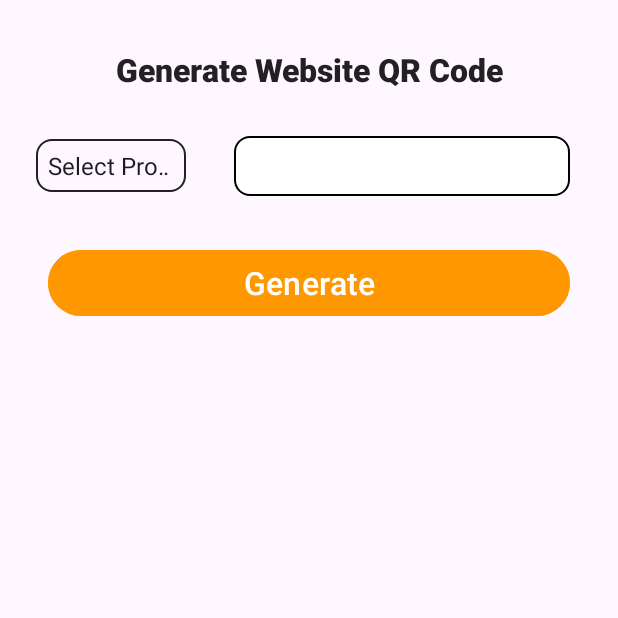
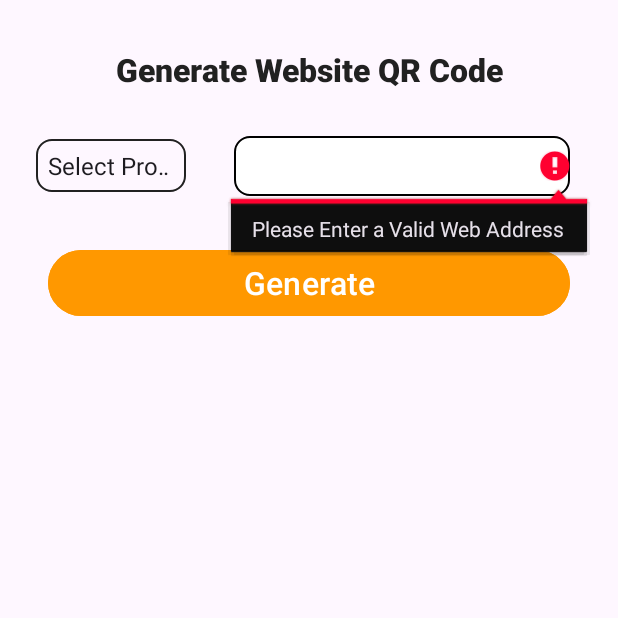
Before and after one commit to sagardhadke/LockQR, an Android app: the Web screen opened directly, with no data from a screen before it, after a tap on "Generate", on a phone screen of 412 x 824 dp, the top half of it. Run offline under Robolectric (Android 15) with nearby library versions, the phone set to English and light mode, and no system bars; libraries missing offline, so code that uses them is left out: www.sanju.motiontoast; 1 statement that could not run was skipped.

Commit message:
Added Validation On EditText

```diff
--- a/app/src/main/java/net/uniquecomputer/lockqr/Web.kt
+++ b/app/src/main/java/net/uniquecomputer/lockqr/Web.kt
@@ -52,5 +52,13 @@ class Web : AppCompatActivity() {
             binding.spinner.setBackgroundColor(resources.getColor(R.color.https))
 
         }
+
+        if (binding.editText.text.isEmpty()){
+            binding.editText.error = "Please Enter a Valid Web Address"
+            binding.editText.requestFocus()
+        }else{
+            binding.editText.clearFocus()
+            binding.editText.isCursorVisible = false
+        }
     }
 }
--- a/app/src/main/res/layout/activity_web.xml
+++ b/app/src/main/res/layout/activity_web.xml
@@ -37,6 +37,8 @@
         android:layout_height="40dp"
         android:layout_marginStart="32dp"
         android:layout_marginEnd="32dp"
+        android:autofillHints="clipboard"
+        android:gravity="center"
         android:background="@drawable/edittext_web"
         app:layout_constraintBottom_toBottomOf="@+id/spinner"
         app:layout_constraintEnd_toEndOf="parent"
```
